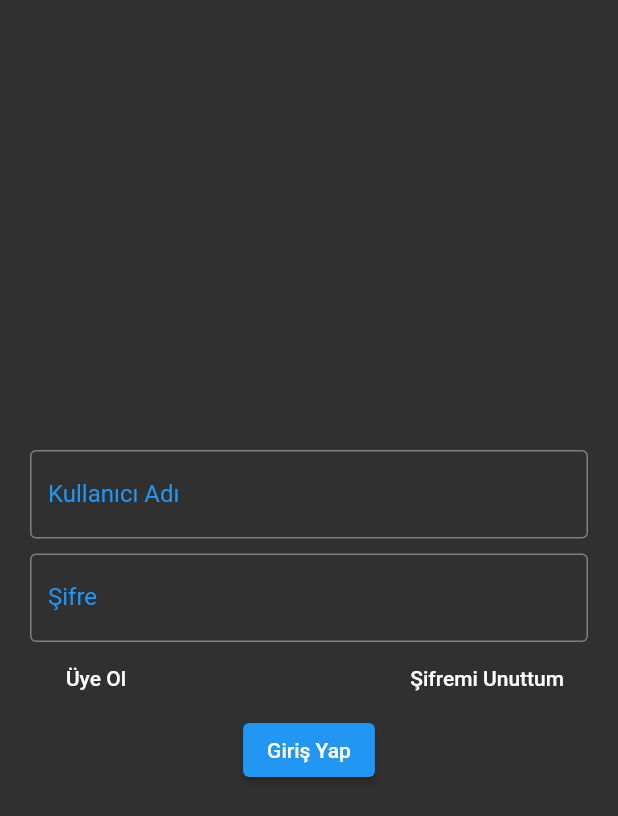
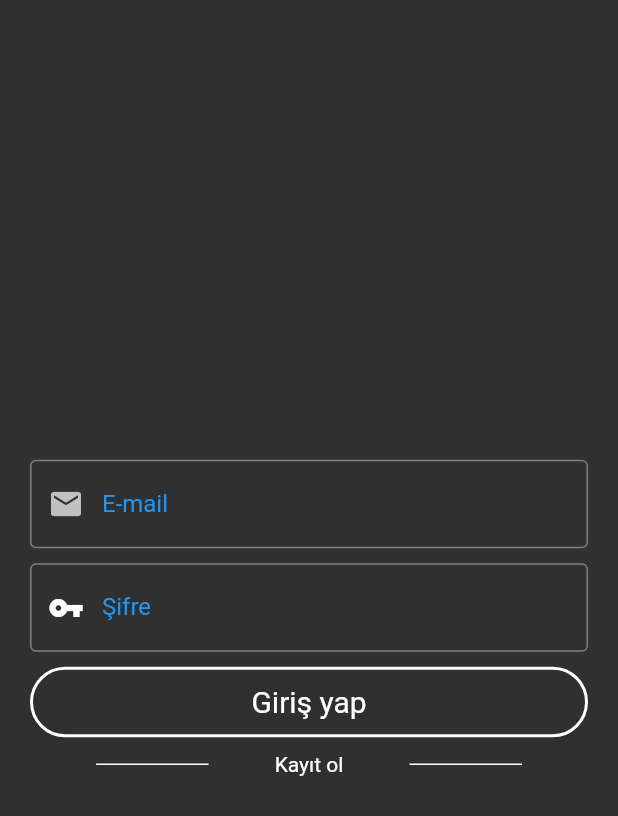
Before and after one commit to BlackseaAnchovy/3311456_193311069, a Flutter app: the screen it shows after launch, on a phone screen of 412 x 824 dp. Shown: the top 816 px of the screen. Run offline on Flutter 3.47's test engine with Material 2 defaults, Android fonts, the phone set to English and light mode, and no system bars; our stand-ins replace cloud_firestore, firebase_auth, firebase_core; accounts and stored records are empty.

```diff
--- a/lib/Screens/GirisEkrani.dart
+++ b/lib/Screens/GirisEkrani.dart
@@ -1,53 +1,50 @@
 import 'package:flutter/material.dart';
+import 'package:todoapp/service/auth.dart';
 
 class GirisEkrani extends StatefulWidget {
-  const GirisEkrani({Key? key}) : super(key: key);
-
   @override
   State<GirisEkrani> createState() => _GirisEkraniState();
 }
 
 class _GirisEkraniState extends State<GirisEkrani> {
-  final _formKey=GlobalKey<FormState>();
-  var username;
-  var password;
+  final TextEditingController _emailController = TextEditingController();
+  final TextEditingController _passwordController = TextEditingController();
+  AuthService _authService = AuthService();
+
   @override
-
   Widget build(BuildContext context) {
-
     return Scaffold(
       resizeToAvoidBottomInset: false,
-      body: SafeArea(child:Form(
-        key: _formKey,
+      body: SafeArea(
+        child: Form(
           child: Padding(
-          padding: const EdgeInsets.only(right: 20.0,left: 20.0),
+            padding: const EdgeInsets.only(right: 20.0, left: 20.0),
             child: Column(
               mainAxisAlignment: MainAxisAlignment.center,
               children: [
-              TextFormField(
-                autovalidateMode: AutovalidateMode.onUserInteraction,
+                TextField(
+                  controller: _emailController,
+                  cursorColor: Colors.white,
+                  keyboardType: TextInputType.emailAddress,
                   decoration: InputDecoration(
+                    prefixIcon: Icon(Icons.mail),
                     focusedBorder: OutlineInputBorder(
                       borderSide: BorderSide(color: Colors.blue),
                     ),
-                  labelText: "Kullanıcı Adı",
+                    labelText: "E-mail",
                     labelStyle: TextStyle(color: Colors.blue),
                     border: OutlineInputBorder(),
                   ),
-                validator: (deger) {
-                  if (deger==null || deger.isEmpty) {
-                    return 'Lütfen kullanıcı adınızı giriniz';
-                  }
-                  return null;
-                },
-                onSaved: (deger){
-                  username=deger;
-                },
                 ),
                 SizedBox(height: 10.0),
-              TextFormField(
-                autovalidateMode: AutovalidateMode.onUserInteraction,
+                TextField(
+                  obscureText: true,
+                  controller: _passwordController,
                   decoration: InputDecoration(
+                    prefixIcon: Icon(
+                      Icons.vpn_key,
+                      color: Colors.white,
+                    ),
                     focusedBorder: OutlineInputBorder(
                       borderSide: BorderSide(color: Colors.blue),
                     ),
@@ -55,58 +52,66 @@ class _GirisEkraniState extends State<GirisEkrani> {
                     labelStyle: TextStyle(color: Colors.blue),
                     border: OutlineInputBorder(),
                   ),
-                validator: (deger) {
-                  if (deger==null || deger.isEmpty) {
-                    return 'Lütfen şifrenizi giriniz';
-                  }
-                  return null;
+                ),
+                SizedBox(height: 10.0),
+                InkWell(
+                  onTap: () {
+                    _authService
+                        .signIn(_emailController.text, _passwordController.text)
+                        .then((value) {
+                      return Navigator.pushReplacementNamed(
+                          context, "/anasayfa");
+                    });
                   },
-                onSaved: (deger){
-                  password=deger;
+                  child: Container(
+                    padding: EdgeInsets.symmetric(vertical: 5),
+                    decoration: BoxDecoration(
+                        border: Border.all(color: Colors.white, width: 2),
+                        //color: colorPrimaryShade,
+                        borderRadius: BorderRadius.all(Radius.circular(30))),
+                    child: Padding(
+                      padding: const EdgeInsets.all(5.0),
+                      child: Center(
+                          child: Text(
+                        "Giriş yap",
+                        style: TextStyle(
+                          color: Colors.white,
+                          fontSize: 20,
+                        ),
+                      )),
+                    ),
+                  ),
+                ),
+                SizedBox(height: 10.0),
+                InkWell(
+                  onTap: () {
+                    Navigator.pushReplacementNamed(context, "/kayit");
                   },
+                  child: Row(
+                    mainAxisAlignment: MainAxisAlignment.spaceEvenly,
+                    children: [
+                      Container(
+                        height: 1,
+                        width: 75,
+                        color: Colors.white,
                       ),
-              Row(
-                mainAxisAlignment: MainAxisAlignment.spaceBetween,
-                children: [
-                  MaterialButton(
-                      child: Text('Üye Ol'),
-                      onPressed:(){}),
-                  MaterialButton(
-                      child: Text('Şifremi Unuttum'),
-                      onPressed:(){}),
-                ],
+                      Text(
+                        "Kayıt ol",
+                        style: TextStyle(color: Colors.white),
                       ),
-              _loginButton()
+                      Container(
+                        height: 1,
+                        width: 75,
+                        color: Colors.white,
+                      ),
                     ],
                   ),
                 ),
-      ) , )
-    );
-  }
-  Widget _loginButton()=>
-      ElevatedButton(onPressed: (){
-        if(_formKey.currentState!.validate()){
-           _formKey.currentState?.save();
-           if(username=="a"&&password=="a"){
-             Navigator.pushReplacementNamed(context, "/anasayfa");
-           }else{
-             showDialog(
-               barrierDismissible: false,
-               context: context,
-               builder: (BuildContext context){
-                 return AlertDialog(
-                   title: Text('Hata'),
-                   content: Text('Giriş Bilgileriniz Hatalı'),
-                   actions: [
-                     MaterialButton(child: Text('Geri Dön'),onPressed: (){Navigator.pop(context);
-                     }),
               ],
-                 );
-               }
-
+            ),
+          ),
+        ),
+      ),
     );
   }
 }
-      },
-        child: Text('Giriş Yap'), );
-}
--- a/lib/Screens/hakkinda.dart
+++ b/lib/Screens/hakkinda.dart
@@ -47,7 +47,8 @@ class _hakkindaState extends State<hakkinda> {
                 padding: EdgeInsets.all(13),
                 child: Center(child: Text('Link')),
               ),
-            )
+            ),
+
           ],
         ),
       ),
--- a/pubspec.yaml
+++ b/pubspec.yaml
@@ -29,6 +29,11 @@ environment:
 dependencies:
   flutter:
     sdk: flutter
+  sqflite: ^2.0.2+1
+  path_provider: ^2.0.11
+  firebase_auth: ^3.3.19
+  firebase_core: ^1.17.1
+  cloud_firestore: ^3.1.17
 
 
   # The following adds the Cupertino Icons font to your application.
```
Also changed, not shown: lib/Screens/AnaSayfa.dart (+13 -5 lines), lib/Screens/KayitEkrani.dart (added, +195 -0 lines), lib/main.dart (+8 -2 lines), lib/models/todo.dart (added, +15 -0 lines), lib/service/auth.dart (added, +29 -0 lines), pubspec.lock, 3 other files. Lines whose indentation alone changed are shown as unchanged.
